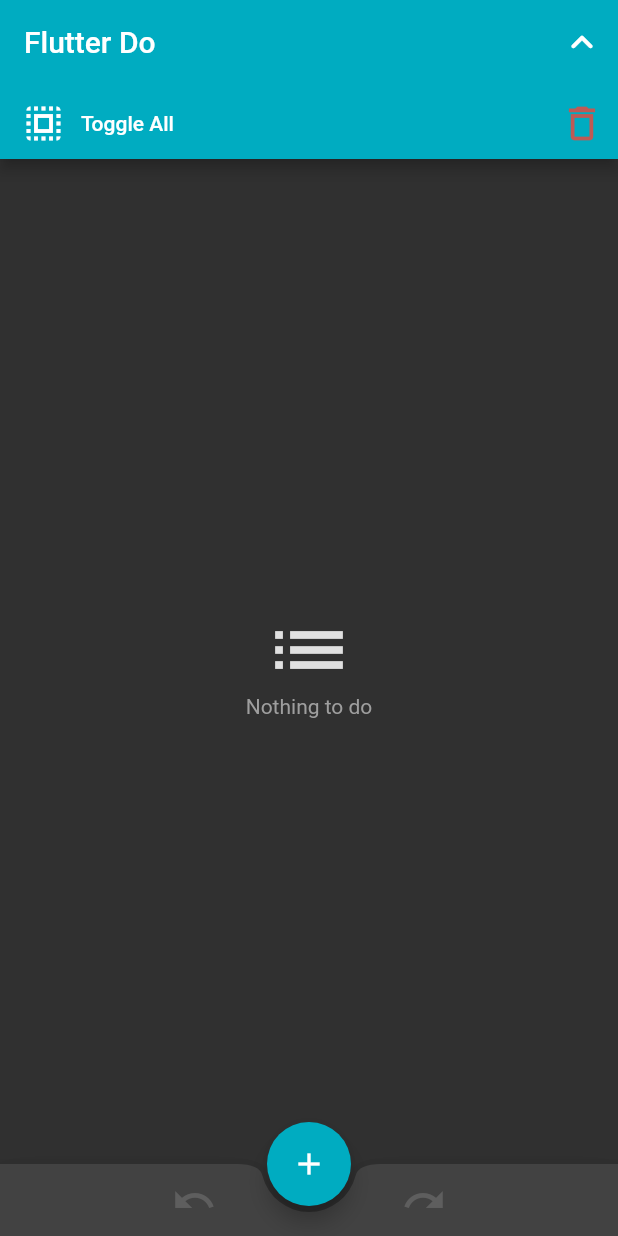
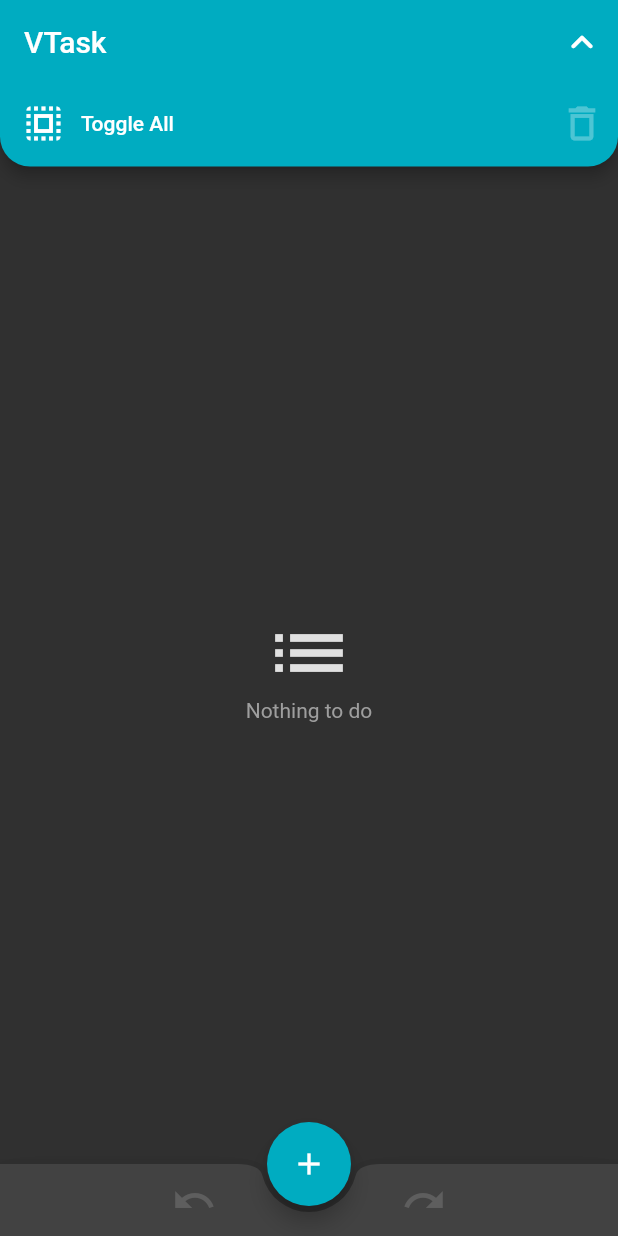
Before and after one commit to andre-vidal/vtask, a Flutter app: the screen it shows after launch, after a tap on the "keyboard arrow down" icon, after a tap on "Toggle All", on a phone screen of 412 x 824 dp. Run offline on Flutter 3.47's test engine with Material 2 defaults, Android fonts, the phone set to English and light mode, and no system bars; our stand-ins replace shared_preferences; Roboto replaces fonts that are missing (Hind).

```diff
--- a/lib/main.dart
+++ b/lib/main.dart
@@ -13,7 +13,7 @@ void main() => runApp(const MyApp());
 class MyApp extends StatelessWidget {
   const MyApp({Key? key}) : super(key: key);
 
-  static const String _title = 'Flutter Do';
+  static const String _title = 'VTask';
 
   @override
   Widget build(BuildContext context) {
@@ -52,10 +52,17 @@ class MyStatefulWidget extends StatefulWidget {
 class _MyStatefulWidgetState extends State<MyStatefulWidget> {
   ToDoListController toDoListController = ToDoListController();
   bool _isSelectMode = false;
+  bool _hasSelected = false;
 
   void _handleIsSelectModeChange(bool newValue) {
     setState(() {
       _isSelectMode = newValue;
+    });
+  }
+
+  void _handlehasSelectedChange(bool newValue) {
+    setState(() {
+      _hasSelected = newValue;
     });
   }
 
@@ -111,6 +118,7 @@ class _MyStatefulWidgetState extends State<MyStatefulWidget> {
     if (_isSelectMode) {
       setState(() {
         _isSelectMode = false;
+        _hasSelected = false;
       });
     } else {
       result = true;
@@ -124,7 +132,12 @@ class _MyStatefulWidgetState extends State<MyStatefulWidget> {
       onWillPop: _onWillPop,
       child: Scaffold(
         appBar: AppBar(
-          title: const Text('Flutter Do'),
+          title: const Text('VTask'),
+          shape: RoundedRectangleBorder(
+            borderRadius: BorderRadius.vertical(
+              bottom: Radius.circular(20),
+            ),
+          ),
           actions: <Widget>[
             IconButton(
                 iconSize: 30.0,
@@ -153,7 +166,9 @@ class _MyStatefulWidgetState extends State<MyStatefulWidget> {
               : PreferredSize(
                   preferredSize: !_isSelectMode
                       ? Size.fromHeight(0.0)
-                      : Size.fromHeight(50.0),
+                      : Size.fromHeight(55.0),
+                  child: Padding(
+                    padding: EdgeInsets.only(bottom: 5.0),
                     child: Row(
                       children: <Widget>[
                         TextButton(
@@ -191,8 +206,11 @@ class _MyStatefulWidgetState extends State<MyStatefulWidget> {
                             disabledColor: Colors.white.withOpacity(.3),
                             tooltip: 'Delete Item(s)',
                             icon: const Icon(Icons.delete_outline),
-                          onPressed: !_isSelectMode ? null : confirmDelete),
+                            onPressed: !_isSelectMode || !_hasSelected
+                                ? null
+                                : confirmDelete),
                       ],
+                    ),
                   ),
                 ),
         ),
@@ -231,7 +249,8 @@ class _MyStatefulWidgetState extends State<MyStatefulWidget> {
             controller: toDoListController,
             key: toDoListKey,
             isSelectMode: _isSelectMode,
-            onSelectModeChange: _handleIsSelectModeChange),
+            onSelectModeChange: _handleIsSelectModeChange,
+            onSelectedItemsChange: _handlehasSelectedChange),
       ),
     );
   }
--- a/lib/todo-list.dart
+++ b/lib/todo-list.dart
@@ -26,13 +26,15 @@ class ToDoList extends StatefulWidget {
   final ToDoListController controller;
   final bool isSelectMode;
   final ValueChanged<bool> onSelectModeChange;
+  final ValueChanged<bool> onSelectedItemsChange;
 
   // Widget Constructor
   ToDoList(
       {required this.controller,
       required Key key,
       this.isSelectMode: false,
-      required this.onSelectModeChange})
+      required this.onSelectModeChange,
+      required this.onSelectedItemsChange})
       : super(key: key);
 
   @override
@@ -62,10 +64,15 @@ class ToDoListState extends State<ToDoList> {
 
   toggleAllItems() {
     if (_checkedEntries.length == _items.length) {
-      setState(() => _checkedEntries = []);
+      setState(() {
+        _checkedEntries = [];
+        widget.onSelectedItemsChange(false);
+      });
     } else {
-      setState(() =>
-          _checkedEntries = [for (var i = 0; i < _items.length; i += 1) i]);
+      setState(() {
+        _checkedEntries = [for (var i = 0; i < _items.length; i += 1) i];
+        widget.onSelectedItemsChange(true);
+      });
     }
   }
 
@@ -86,9 +93,19 @@ class ToDoListState extends State<ToDoList> {
   selectItem(int index) {
     if (widget.isSelectMode) {
       if (_checkedEntries.contains(index)) {
-        setState(() => {_checkedEntries.remove(index)});
+        setState(() {
+          _checkedEntries.remove(index);
+        });
+        if (_checkedEntries.length == 0) {
+          setState(() {
+            widget.onSelectedItemsChange(false);
+          });
+        }
       } else {
-        setState(() => {_checkedEntries.add(index)});
+        setState(() {
+          _checkedEntries.add(index);
+          widget.onSelectedItemsChange(true);
+        });
       }
     } else {
       if (_completedEntries.contains(index)) {
```
Also changed, not shown: lib/todo-item.dart (+6 -2 lines), 5 other files. Lines whose indentation alone changed are shown as unchanged.
